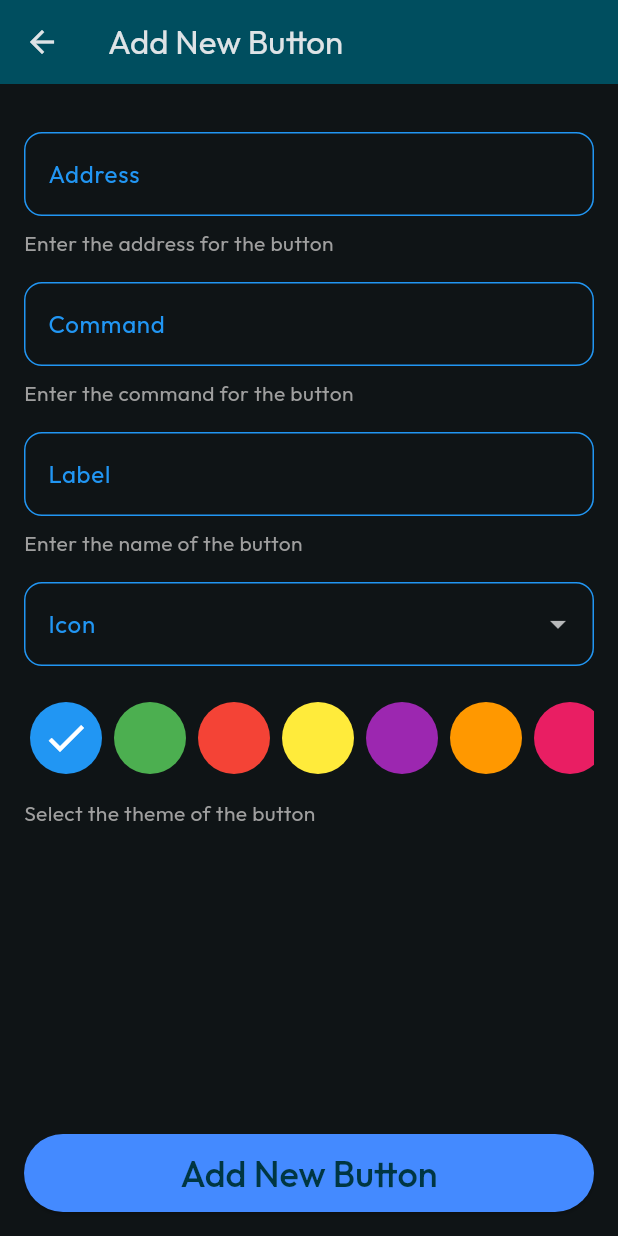
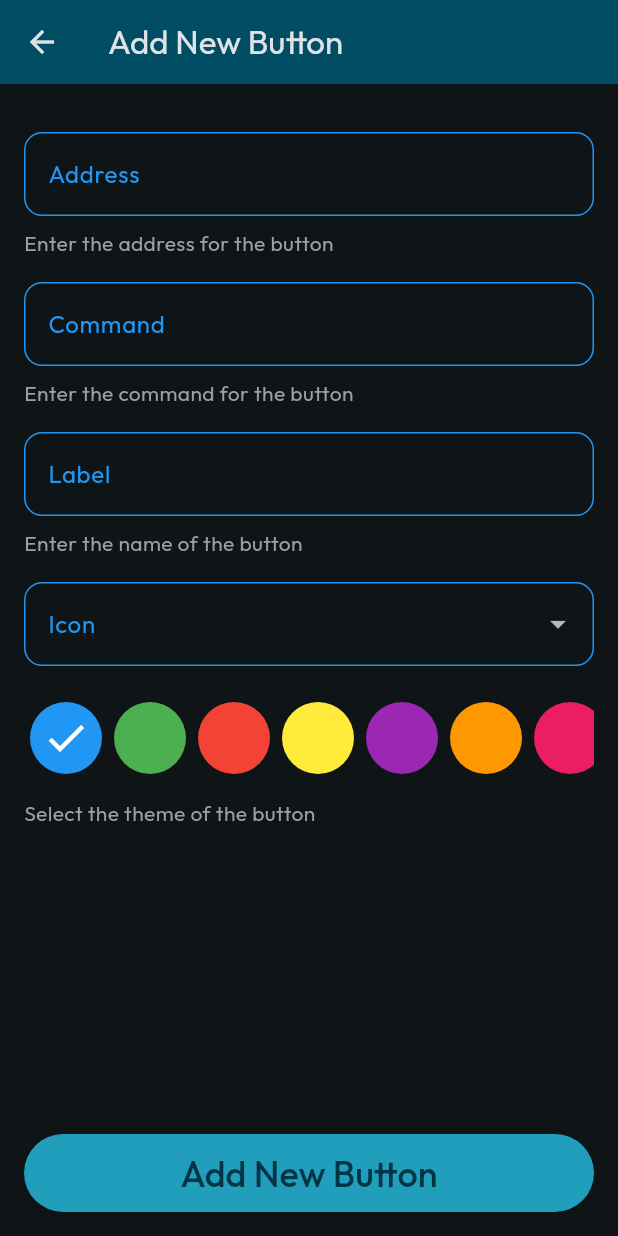
Before and after one commit to ElJoshua08/IR-remote-control, a Flutter app: the screen it shows after launch, after a tap on an icon or button, on a phone screen of 412 x 824 dp. Run offline on Flutter 3.47's test engine with Material 3 defaults, Android fonts, the phone set to English and light mode, and no system bars; our stand-ins replace flutter_colorpicker, flutter_svg, objectbox; generated files the repository leaves out were written again.

Commit message:
Fixing themes and icons

```diff
--- a/lib/components/widgets/custom_buttons_list.dart
+++ b/lib/components/widgets/custom_buttons_list.dart
@@ -103,8 +103,9 @@ class ButtonsList extends StatelessWidget {
                             icon: Icon(Icons.delete,
                                 color: colorScheme.onPrimary),
                             onPressed: () async {
-                              print("------- Removing button with uuid: ${button.uuid} -------");
-                              buttonState.removeButton(button.uuid!);
+                              print(
+                                  "------- Removing button with uuid: ${button.uuid} -------");
+                              buttonState.removeButton(button.uuid);
                             },
                           ),
                         ),
--- a/lib/main.dart
+++ b/lib/main.dart
@@ -42,9 +42,10 @@ class App extends StatelessWidget {
       theme: ThemeData(
           useMaterial3: true,
           colorScheme: ColorScheme.fromSeed(
-              seedColor: colorFromHex("219EBC")!,
+              seedColor: colorFromHex("8ECAE6")!,
               primary: colorFromHex("219EBC")!,
               secondary: colorFromHex("023047")!,
+              tertiary: colorFromHex("FFB703")!,
               brightness: userPreferences.getPreference("theme") == "light"
                   ? Brightness.light
                   : Brightness.dark),
--- a/lib/screens/add_new_button.dart
+++ b/lib/screens/add_new_button.dart
@@ -230,7 +230,7 @@ class _AddButtonState extends State<AddButton> {
                   }
                 },
                 style: ElevatedButton.styleFrom(
-                  backgroundColor: Colors.blueAccent,
+                  backgroundColor: theme.colorScheme.primary,
                   padding: EdgeInsets.symmetric(vertical: 10),
                   shape: RoundedRectangleBorder(
                     borderRadius: BorderRadius.circular(100),
--- a/lib/screens/home.dart
+++ b/lib/screens/home.dart
@@ -43,9 +43,9 @@ class _RootScreenState extends State<RootScreen> {
           children: [
             SvgPicture.asset(
               "assets/images/app_icon.svg",
-              width: 48,
-              height: 48,
-              color: Colors.white,
+              width: 28,
+              height: 28,
+              colorFilter: ColorFilter.mode(theme.colorScheme.primary, BlendMode.srcIn),
             ),
             const SizedBox(width: 8),
             const Text('Remote Control',
@@ -147,18 +147,18 @@ class HomeScreen extends StatelessWidget {
                       TextSpan(
                         text: "Add Your First Button",
                         style: theme.textTheme.labelLarge?.copyWith(
-                            fontSize: 18,
+                            fontSize: 22,
                             fontWeight: FontWeight.w500,
-                            color: theme.colorScheme.onPrimary),
+                            color: theme.colorScheme.onPrimary,
+                            height: 1.5),
                       ),
                       WidgetSpan(
                         child: Padding(
                           padding: const EdgeInsets.only(left: 8.0),
                           child: Icon(
                             Icons.add,
+                            color: theme.colorScheme.onPrimary,
                             size: 24,
-                            color: theme.colorScheme.onPrimary,
-                            weight: 30,
                           ),
                         ),
                       ),
```
Also changed, not shown: assets/images/app_icon.png (deleted), assets/images/app_icon.svg, assets/images/no-buttons.svg.
